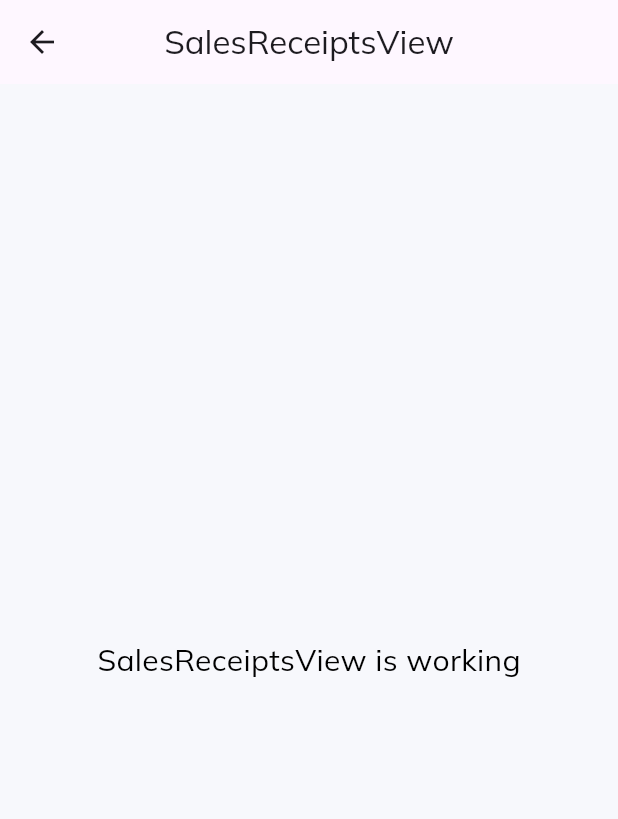
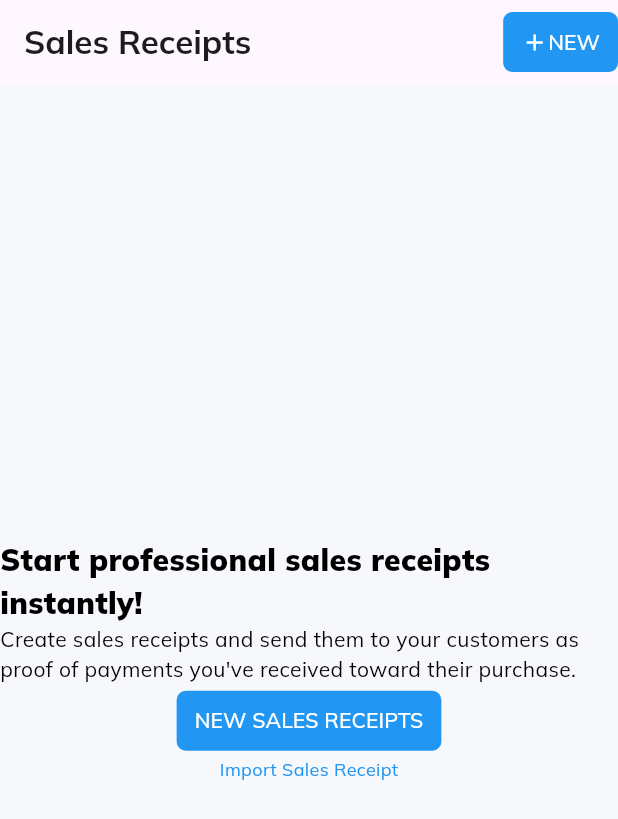
Before and after one commit to DinuchDev/vet-inventory-management, a Flutter app: the SalesReceiptsView screen opened directly, on a phone screen of 412 x 824 dp. Shown: the top 819 px of the screen. Run offline on Flutter 3.47's test engine with Material 3 defaults, Android fonts, the phone set to English and light mode, and no system bars; our stand-ins replace charts_flutter, data_table_2, get, google_fonts.

Commit message:
feat: sales receipts

```diff
--- a/lib/app/modules/sales/sales_receipts/views/sales_receipts_view.dart
+++ b/lib/app/modules/sales/sales_receipts/views/sales_receipts_view.dart
@@ -6,19 +6,75 @@ import '../controllers/sales_receipts_controller.dart';
 
 class SalesReceiptsView extends GetView<SalesReceiptsController> {
   const SalesReceiptsView({super.key});
+
   @override
   Widget build(BuildContext context) {
     return Scaffold(
-      appBar: AppBar(
-        title: const Text('SalesReceiptsView'),
-        centerTitle: true,
-      ),
-      body: const Center(
-        child: Text(
-          'SalesReceiptsView is working',
-          style: TextStyle(fontSize: 20),
-        ),
-      ),
-    );
+        appBar: AppBar(
+            automaticallyImplyLeading: false,
+            title: Row(
+              children: [
+                Text(
+                  'Sales Receipts',
+                  style: TextStyle(fontWeight: FontWeight.bold),
+                ),
+              ],
+            ),
+            actions: [
+              Row(
+                children: [
+                  TextButton(
+                    onPressed: () {},
+                    style: TextButton.styleFrom(
+                      backgroundColor: Colors.blue,
+                      shape: RoundedRectangleBorder(
+                        borderRadius:
+                            BorderRadius.circular(6), // Adjust the radius
+                      ),
+                    ),
+                    child: Row(
+                      children: [
+                        Icon(Icons.add, color: Colors.white),
+                        const Text(
+                          'NEW',
+                          style: TextStyle(color: Colors.white),
+                        ),
+                      ],
+                    ),
+                  ),
+                ],
+              )
+            ]),
+        body: Center(
+          child: Column(
+            mainAxisAlignment: MainAxisAlignment.center,
+            children: [
+              const Text(
+                'Start professional sales receipts instantly!',
+                style: TextStyle(fontSize: 20, fontWeight: FontWeight.w900),
+              ),
+              const Text(
+                'Create sales receipts and send them to your customers as proof of payments you\'ve received toward their purchase.',
+              ),
+              TextButton(
+                onPressed: () {},
+                style: TextButton.styleFrom(
+                  backgroundColor: Colors.blue,
+                  shape: RoundedRectangleBorder(
+                    borderRadius: BorderRadius.circular(6), // Adjust the radius
+                  ),
+                ),
+                child: const Text(
+                  'NEW SALES RECEIPTS',
+                  style: TextStyle(color: Colors.white),
+                ),
+              ),
+              Text(
+                'Import Sales Receipt',
+                style: TextStyle(color: Colors.blue, fontSize: 12),
+              )
+            ],
+          ),
+        ));
   }
 }
```
